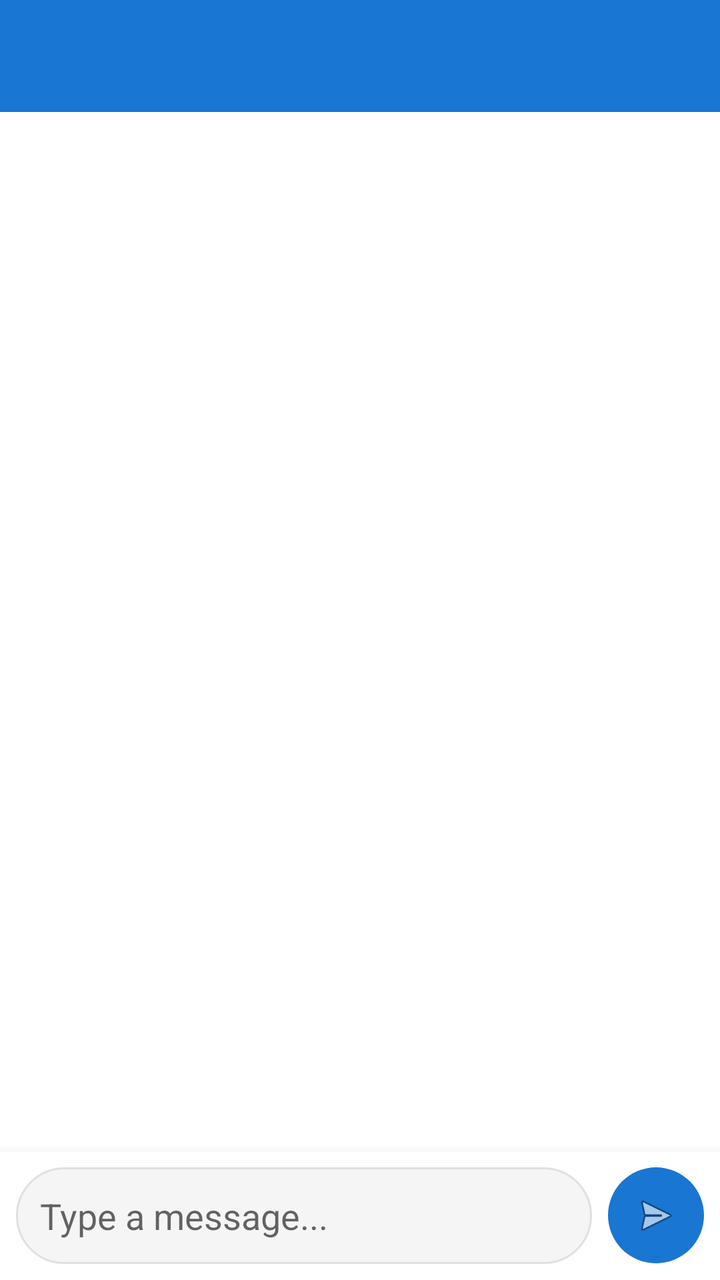
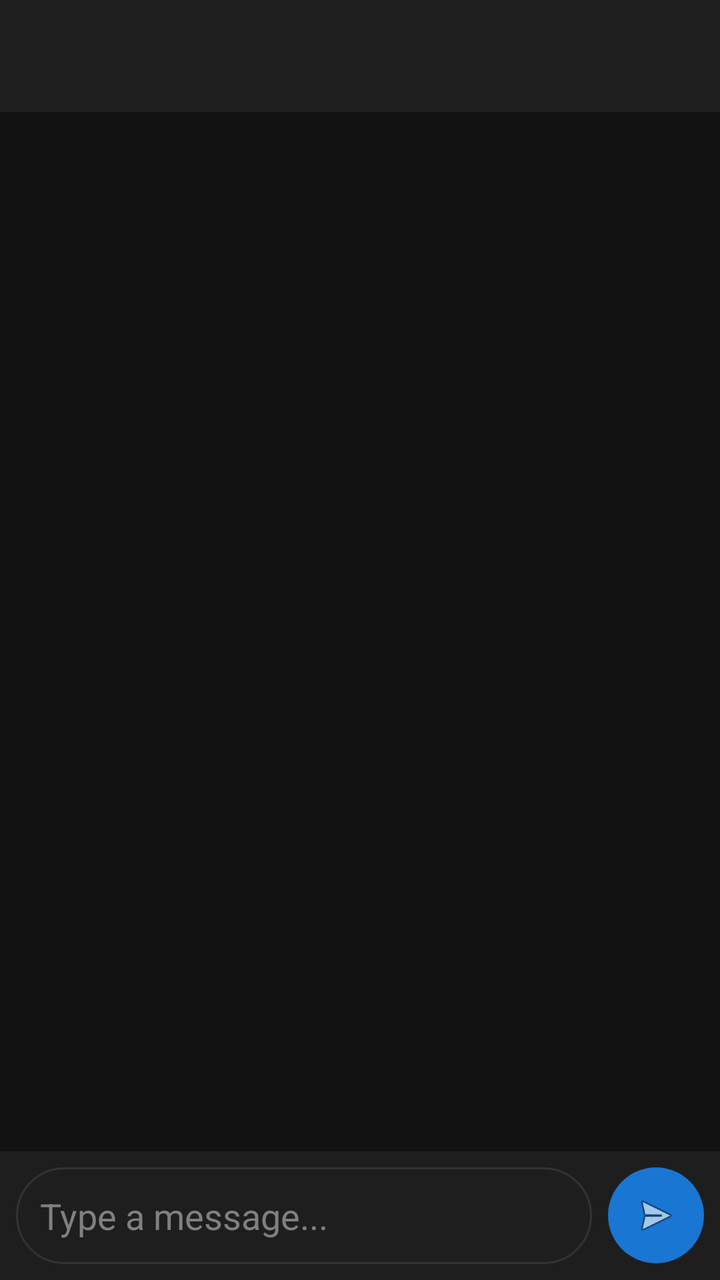

Before-and-after screenshots of an Android layout around one commit, followed by the original layout XML and the change that was made.
<!-- AndroidManifest.xml: application theme Theme.SMS -->
<!-- res/layout/activity_chat.xml -->
<?xml version="1.0" encoding="utf-8"?>
<LinearLayout
    xmlns:android="http://schemas.android.com/apk/res/android"
    android:layout_width="match_parent"
    android:layout_height="match_parent"
    android:orientation="vertical">

    <com.google.android.material.appbar.AppBarLayout
        android:layout_width="match_parent"
        android:layout_height="wrap_content">

        <com.google.android.material.appbar.MaterialToolbar
            android:id="@+id/toolbar"
            android:layout_width="match_parent"
            android:layout_height="?attr/actionBarSize"
            android:background="@color/primary"
            android:elevation="4dp" />

    </com.google.android.material.appbar.AppBarLayout>

    <TextView
        android:id="@+id/tvEmpty"
        android:layout_width="match_parent"
        android:layout_height="0dp"
        android:layout_weight="1"
        android:gravity="center"
        android:text="No messages yet"
        android:textColor="@android:color/darker_gray"
        android:textSize="16sp"
        android:visibility="gone" />

    <androidx.recyclerview.widget.RecyclerView
        android:id="@+id/chatRecyclerView"
        android:layout_width="match_parent"
        android:layout_height="0dp"
        android:layout_weight="1"
        android:padding="8dp"
        android:clipToPadding="false" />

    <LinearLayout
        android:layout_width="match_parent"
        android:layout_height="wrap_content"
        android:orientation="horizontal"
        android:padding="8dp"
        android:background="@android:color/white"
        android:elevation="8dp"
        android:gravity="center_vertical">

        <EditText
            android:id="@+id/etMessage"
            android:layout_width="0dp"
            android:layout_height="wrap_content"
            android:layout_weight="1"
            android:hint="Type a message..."
            android:inputType="text"
            android:maxLines="4"
            android:background="@drawable/input_background"
            android:padding="12dp"
            android:layout_marginEnd="8dp" />

        <ImageButton
            android:id="@+id/btnSend"
            android:layout_width="48dp"
            android:layout_height="48dp"
            android:src="@android:drawable/ic_menu_send"
            android:background="@drawable/btn_send_background"
            android:contentDescription="Send"
            android:scaleType="centerInside"
            android:padding="12dp" />

    </LinearLayout>

</LinearLayout>
<!-- resources referenced by this layout -->
<resources>
  <color name="primary">#1976D2</color>
  <!-- drawable btn_send_background (drawable) -->
  <?xml version="1.0" encoding="utf-8"?>
  <shape xmlns:android="http://schemas.android.com/apk/res/android"
      android:shape="oval">
      <solid android:color="#1976D2" />
  </shape>
  <!-- drawable input_background (drawable) -->
  <?xml version="1.0" encoding="utf-8"?>
  <shape xmlns:android="http://schemas.android.com/apk/res/android"
      android:shape="rectangle">
      <solid android:color="#F5F5F5" />
      <corners android:radius="24dp" />
      <stroke android:width="1dp" android:color="#E0E0E0" />
  </shape>
  <style name="Theme.SMS" parent="Theme.MaterialComponents.Light.NoActionBar">
          <item name="colorPrimary">@color/primary</item>
          <item name="colorPrimaryDark">@color/primary_dark</item>
          <item name="colorAccent">@color/accent</item>
      </style>
  <color name="primary_dark">#1565C0</color>
  <color name="accent">#FF4081</color>
</resources>

<!-- the commit's change to res/layout/activity_chat.xml (unified diff, before → after) -->
@@ -3,17 +3,19 @@
     xmlns:android="http://schemas.android.com/apk/res/android"
     android:layout_width="match_parent"
     android:layout_height="match_parent"
-    android:orientation="vertical">
+    android:orientation="vertical"
+    android:background="#121212">
 
     <com.google.android.material.appbar.AppBarLayout
         android:layout_width="match_parent"
-        android:layout_height="wrap_content">
+        android:layout_height="wrap_content"
+        android:background="#1E1E1E">
 
         <com.google.android.material.appbar.MaterialToolbar
             android:id="@+id/toolbar"
             android:layout_width="match_parent"
             android:layout_height="?attr/actionBarSize"
-            android:background="@color/primary"
+            android:background="#1E1E1E"
             android:elevation="4dp" />
 
     </com.google.android.material.appbar.AppBarLayout>
@@ -25,7 +27,7 @@
         android:layout_weight="1"
         android:gravity="center"
         android:text="No messages yet"
-        android:textColor="@android:color/darker_gray"
+        android:textColor="#808080"
         android:textSize="16sp"
         android:visibility="gone" />
 
@@ -35,14 +37,15 @@
         android:layout_height="0dp"
         android:layout_weight="1"
         android:padding="8dp"
-        android:clipToPadding="false" />
+        android:clipToPadding="false"
+        android:background="#121212" />
 
     <LinearLayout
         android:layout_width="match_parent"
         android:layout_height="wrap_content"
         android:orientation="horizontal"
         android:padding="8dp"
-        android:background="@android:color/white"
+        android:background="#1E1E1E"
         android:elevation="8dp"
         android:gravity="center_vertical">
 
@@ -52,9 +55,11 @@
             android:layout_height="wrap_content"
             android:layout_weight="1"
             android:hint="Type a message..."
+            android:textColor="#FFFFFF"
+            android:textColorHint="#808080"
             android:inputType="text"
             android:maxLines="4"
-            android:background="@drawable/input_background"
+            android:background="@drawable/input_background_dark"
             android:padding="12dp"
             android:layout_marginEnd="8dp" />
 
<!-- resource entries referenced after the edit -->
@@ -1,26 +1,32 @@
 <!-- resources referenced by this layout -->
 <resources>
-  <color name="primary">#1976D2</color>
+  <color name="primary">#BB86FC</color>
   <!-- drawable btn_send_background (drawable) -->
   <?xml version="1.0" encoding="utf-8"?>
   <shape xmlns:android="http://schemas.android.com/apk/res/android"
       android:shape="oval">
       <solid android:color="#1976D2" />
   </shape>
-  <!-- drawable input_background (drawable) -->
+  <!-- drawable input_background_dark (drawable) -->
   <?xml version="1.0" encoding="utf-8"?>
   <shape xmlns:android="http://schemas.android.com/apk/res/android"
       android:shape="rectangle">
-      <solid android:color="#F5F5F5" />
+      <solid android:color="#1E1E1E" />
       <corners android:radius="24dp" />
-      <stroke android:width="1dp" android:color="#E0E0E0" />
+      <stroke android:width="1dp" android:color="#333333" />
   </shape>
-  <style name="Theme.SMS" parent="Theme.MaterialComponents.Light.NoActionBar">
+  <style name="Theme.SMS" parent="Theme.MaterialComponents.DayNight.NoActionBar">
           <item name="colorPrimary">@color/primary</item>
           <item name="colorPrimaryDark">@color/primary_dark</item>
           <item name="colorAccent">@color/accent</item>
+          <item name="android:windowBackground">@color/background</item>
+          <item name="android:statusBarColor">@color/background</item>
+          <item name="android:navigationBarColor">@color/background</item>
+          <item name="android:textColorPrimary">#FFFFFF</item>
+          <item name="android:textColorSecondary">#B0B0B0</item>
       </style>
-  <color name="primary_dark">#1565C0</color>
-  <color name="accent">#FF4081</color>
+  <color name="primary_dark">#9C5AE8</color>
+  <color name="accent">#03DAC5</color>
+  <color name="background">#121212</color>
 </resources>
 
